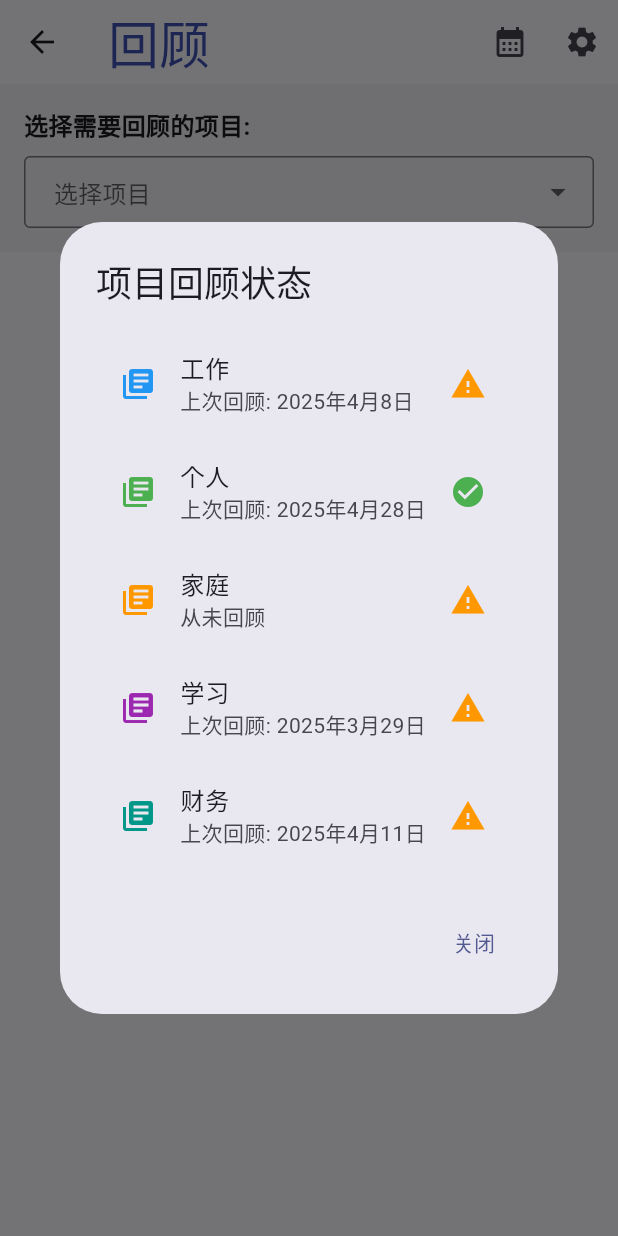
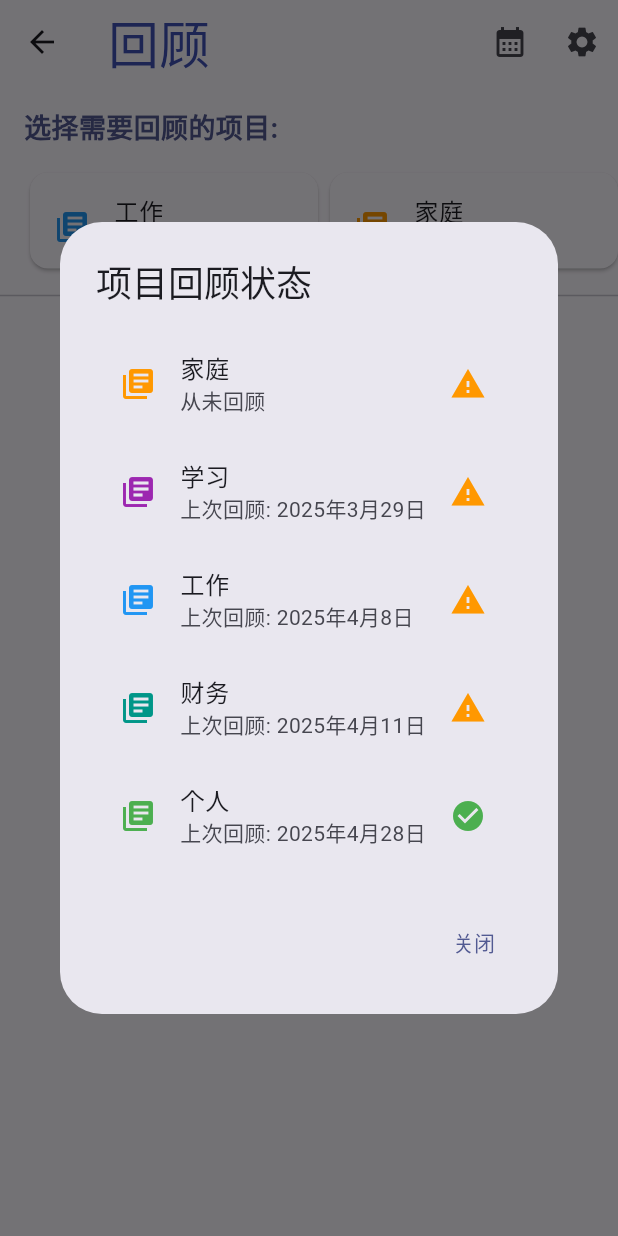
Before and after one commit to MOVING2014/GTD4, a Flutter app: the ReviewScreen screen opened directly, after a tap on the "calendar month" icon, on a phone screen of 412 x 824 dp. Run offline on Flutter 3.47's test engine with Material 3 defaults, Android fonts, the phone set to English and light mode, and no system bars; our stand-ins replace csv, file_picker, flutter_slidable, package_info_plus, permission_handler, shared_preferences and 1 more; accounts and stored records are empty.

Commit message:
review模块微调

```diff
--- a/lib/screens/review_screen.dart
+++ b/lib/screens/review_screen.dart
@@ -65,70 +65,79 @@ class _ReviewScreenState extends State<ReviewScreen> {
             ),
           )
         : Column(
+            crossAxisAlignment: CrossAxisAlignment.stretch,
             children: [
-              // 项目选择区域
-              Container(
-                padding: const EdgeInsets.all(16),
-                color: Colors.grey.withOpacity(0.1),
-                child: Column(
-                  crossAxisAlignment: CrossAxisAlignment.start,
-                  children: [
-                    const Text(
+              Padding(
+                padding: const EdgeInsets.fromLTRB(16, 16, 16, 8),
+                child: Text(
                   '选择需要回顾的项目:',
                   style: TextStyle(
-                        fontSize: 16,
+                    fontSize: 18,
                     fontWeight: FontWeight.bold,
+                    color: Theme.of(context).colorScheme.primary,
                   ),
                 ),
-                    const SizedBox(height: 8),
-                    DropdownButtonFormField<Project>(
-                      value: _selectedProject,
-                      decoration: const InputDecoration(
-                        border: OutlineInputBorder(),
-                        contentPadding: EdgeInsets.symmetric(horizontal: 16, vertical: 12),
-                        hintText: '选择项目',
               ),
-                      items: projectsToReview.map((project) {
-                        return DropdownMenuItem<Project>(
-                          value: project,
-                          child: Row(
-                            mainAxisSize: MainAxisSize.min,
-                            children: [
-                              Icon(Icons.library_books, color: project.color),
-                              const SizedBox(width: 8),
-                              Flexible(
-                                child: Text(
+              SizedBox(
+                height: 80,
+                child: ListView.builder(
+                  scrollDirection: Axis.horizontal,
+                  padding: const EdgeInsets.symmetric(horizontal: 16.0),
+                  itemCount: projectsToReview.length,
+                  itemBuilder: (context, index) {
+                    final project = projectsToReview[index];
+                    final isSelected = _selectedProject?.id == project.id;
+                    return SizedBox(
+                      width: 200,
+                      child: Card(
+                        elevation: 1.0,
+                        margin: const EdgeInsets.symmetric(horizontal: 4.0, vertical: 8.0),
+                        clipBehavior: Clip.antiAlias,
+                        color: isSelected
+                            ? Theme.of(context).colorScheme.primaryContainer.withOpacity(0.5)
+                            : Theme.of(context).cardColor,
+                        child: Theme(
+                          data: Theme.of(context).copyWith(
+                            splashFactory: NoSplash.splashFactory,
+                            highlightColor: Colors.transparent,
+                          ),
+                          child: ListTile(
+                            leading: Icon(Icons.library_books, color: project.color),
+                            title: Text(
                               project.name,
                               overflow: TextOverflow.ellipsis,
+                              style: TextStyle(
+                                fontWeight: isSelected ? FontWeight.bold : FontWeight.normal,
                               ),
                             ),
-                              const SizedBox(width: 4),
-                              const Icon(Icons.access_time, size: 16),
-                              Text(
+                            subtitle: Text(
                               _getLastReviewText(project),
-                                style: const TextStyle(
+                              overflow: TextOverflow.ellipsis,
+                              style: TextStyle(
                                 fontSize: 12,
-                                  color: Colors.grey,
+                                color: isSelected
+                                  ? Theme.of(context).colorScheme.onPrimaryContainer
+                                  : Colors.grey,
                               ),
                             ),
-                            ],
-                          ),
-                        );
-                      }).toList(),
-                      onChanged: (Project? project) {
+                            selected: isSelected,
+                            onTap: () {
                               setState(() {
                                 _selectedProject = project;
                               });
                             },
-                    ),
-                  ],
+                            trailing: isSelected ? const Icon(Icons.check_circle, color: Colors.green) : null,
                           ),
                         ),
-
-              // 未完成任务列表
+                      ),
+                    );
+                  },
+                ),
+              ),
+              const Divider(height: 20, thickness: 1),
               if (_selectedProject != null) ...[
                 Padding(
-                  padding: const EdgeInsets.all(16),
+                  padding: const EdgeInsets.symmetric(horizontal: 16.0),
                   child: Row(
                     children: [
                       Expanded(
@@ -154,7 +163,6 @@ class _ReviewScreenState extends State<ReviewScreen> {
                 Expanded(
                   child: _buildTaskList(taskProvider),
                 ),
-                // 回顾完成按钮
                 SafeArea(
                   child: Padding(
                     padding: const EdgeInsets.all(16),
@@ -171,9 +179,24 @@ class _ReviewScreenState extends State<ReviewScreen> {
                             borderRadius: BorderRadius.circular(8),
                           ),
                         ),
-                        onPressed: () {
+                        onPressed: _selectedProject == null
+                            ? null
+                            : () {
                                 _markProjectAsReviewed(context);
                               },
+                      ),
+                    ),
+                  ),
+                ),
+              ] else ...[
+                const Expanded(
+                  child: Center(
+                    child: Padding(
+                      padding: EdgeInsets.all(32.0),
+                      child: Text(
+                        '请先从上方列表选择一个项目进行回顾',
+                        textAlign: TextAlign.center,
+                        style: TextStyle(fontSize: 16, color: Colors.grey),
                       ),
                     ),
                   ),
@@ -224,19 +247,33 @@ class _ReviewScreenState extends State<ReviewScreen> {
 
   String _getLastReviewText(Project project) {
     if (project.lastReviewDate == null) {
-      return ' 从未回顾';
+      return '从未回顾';
     }
 
     final now = DateTime.now();
     final difference = now.difference(project.lastReviewDate!);
 
     if (difference.inDays < 1) {
-      return ' 今天回顾';
+      final reviewTime = project.lastReviewDate!;
+      final todayStart = DateTime(now.year, now.month, now.day);
+      if (reviewTime.isAfter(todayStart)) {
+        return '今天已回顾';
+      } else {
+        return '昨天回顾';
+      }
+    } else if (difference.inDays == 1) {
+       final reviewTime = project.lastReviewDate!;
+       final yesterdayStart = DateTime(now.year, now.month, now.day - 1);
+       if (reviewTime.isAfter(yesterdayStart)) {
+          return '昨天回顾';
+       } else {
+         return '2 天前回顾';
+       }
     } else if (difference.inDays < 30) {
-      return ' ${difference.inDays}天前回顾';
+      return '${difference.inDays} 天前回顾';
     } else {
       final months = (difference.inDays / 30).floor();
-      return ' $months个月前回顾';
+      return '$months 个月前回顾';
     }
   }
 
@@ -279,7 +316,6 @@ class _ReviewScreenState extends State<ReviewScreen> {
               Navigator.of(ctx).pop();
 
               setState(() {
-                // 清除选中的项目，以便用户选择下一个
                 _selectedProject = null;
               });
 
@@ -302,6 +338,18 @@ class _ReviewScreenState extends State<ReviewScreen> {
     final allProjects = projectProvider.allProjects
         .where((p) => p.needsMonthlyReview && p.status == ProjectStatus.active)
         .toList();
+
+    allProjects.sort((a, b) {
+      final aNeedsReview = a.needsReview;
+      final bNeedsReview = b.needsReview;
+
+      if (aNeedsReview && !bNeedsReview) return -1;
+      if (!aNeedsReview && bNeedsReview) return 1;
+
+      final dateA = a.lastReviewDate ?? DateTime(1970);
+      final dateB = b.lastReviewDate ?? DateTime(1970);
+      return dateA.compareTo(dateB);
+    });
 
     showDialog(
       context: context,
--- a/lib/screens/settings_screen.dart
+++ b/lib/screens/settings_screen.dart
@@ -4,9 +4,7 @@ import 'package:provider/provider.dart';
 import '../providers/theme_provider.dart';
 import '../utils/backup_helper.dart';
 import 'package:file_picker/file_picker.dart';
-import 'package:flutter/foundation.dart';
 import 'dart:io' show Platform;
-import '../models/task.dart';
 
 class SettingsScreen extends StatefulWidget {
   const SettingsScreen({super.key});
```
Lines whose indentation alone changed are shown as unchanged.
